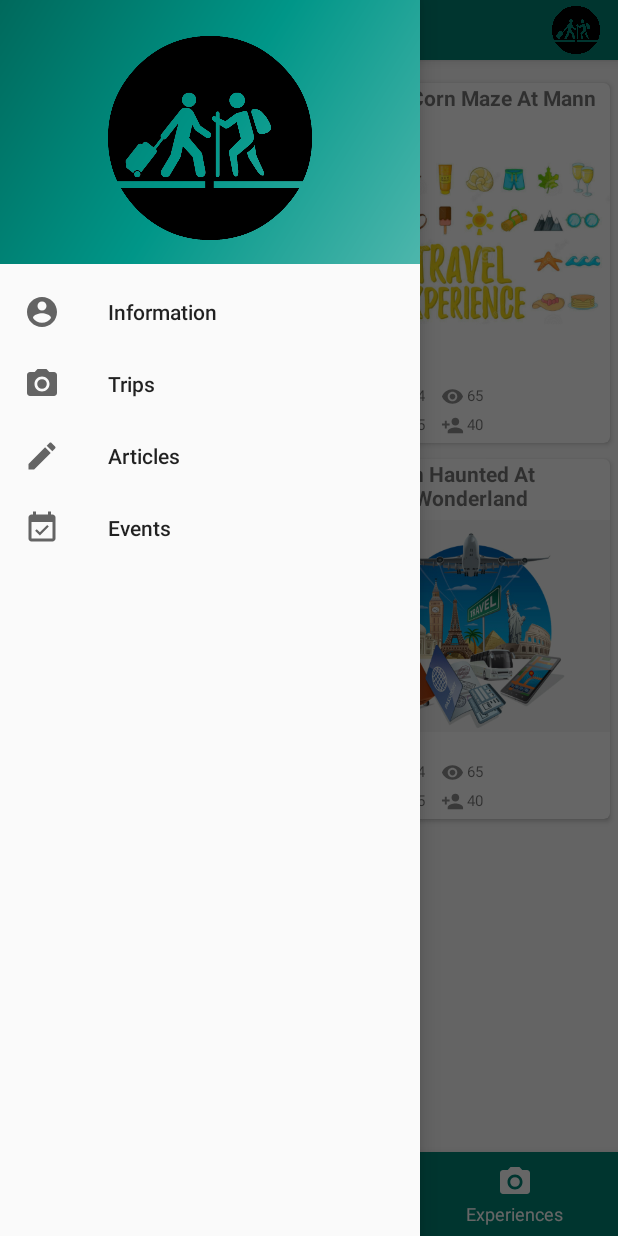
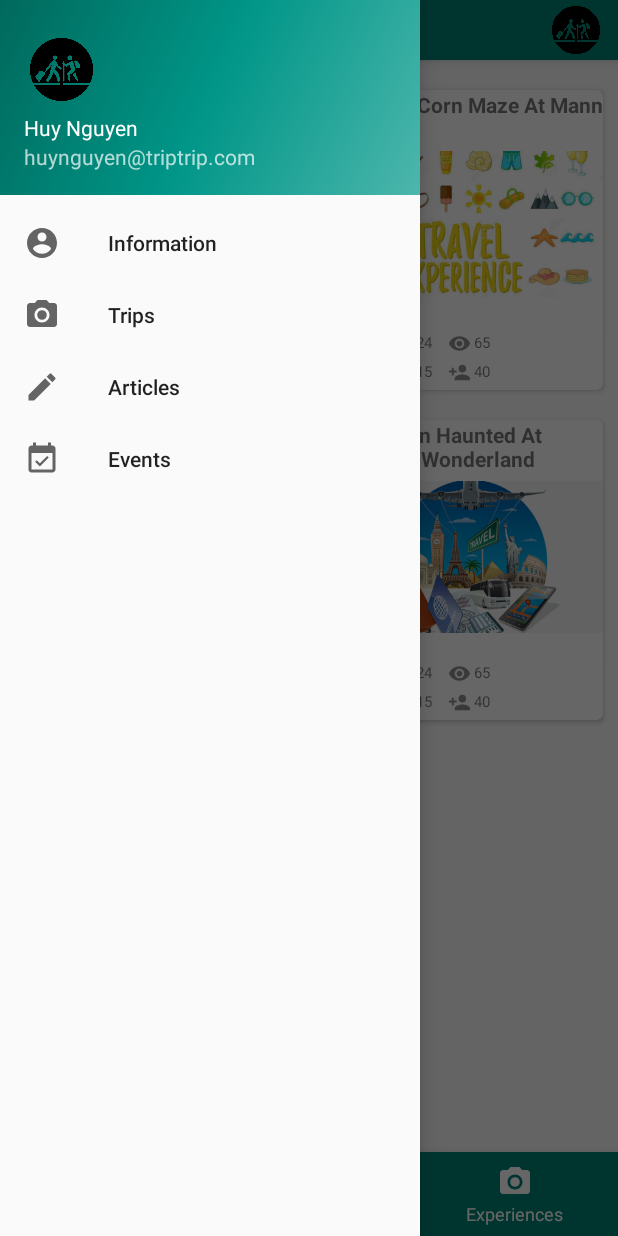
Before and after one commit to huynm1990/trip-trip, an Android app: the fragment ExperienceMaterialFragment placed in its activity, with the side drawer open, on a phone screen of 412 x 824 dp. Run offline under Robolectric (Android 15) with nearby library versions, the phone set to English and light mode, and no system bars.

Commit message:
Change more

```diff
--- a/app/src/main/res/layout/card_experience.xml
+++ b/app/src/main/res/layout/card_experience.xml
@@ -4,8 +4,8 @@
     xmlns:card_view="http://schemas.android.com/apk/res-auto"
     android:id="@+id/card_experience"
     android:layout_width="match_parent"
-    android:layout_height="240dp"
-    android:layout_margin="5dp"
+    android:layout_height="200dp"
+    android:layout_margin="10dp"
     card_view:cardCornerRadius="4dp">
 
     <GridLayout
--- a/app/src/main/res/layout/card_services.xml
+++ b/app/src/main/res/layout/card_services.xml
@@ -4,8 +4,8 @@
     xmlns:card_view="http://schemas.android.com/apk/res-auto"
     android:id="@+id/card_experience"
     android:layout_width="match_parent"
-    android:layout_height="240dp"
-    android:layout_margin="5dp"
+    android:layout_height="200dp"
+    android:layout_margin="10dp"
     card_view:cardCornerRadius="4dp">
 
     <GridLayout
--- a/app/src/main/res/layout/nav_header_main.xml
+++ b/app/src/main/res/layout/nav_header_main.xml
@@ -14,8 +14,8 @@
 
     <ImageView
         android:id="@+id/imageView"
-        android:layout_width="wrap_content"
-        android:layout_height="wrap_content"
+        android:layout_width="50dp"
+        android:layout_height="50dp"
         android:contentDescription="@string/nav_header_desc"
         android:paddingTop="@dimen/nav_header_vertical_spacing"
         app:srcCompat="@drawable/triptrip_logo" />
--- a/app/src/main/res/values/dimens.xml
+++ b/app/src/main/res/values/dimens.xml
@@ -4,5 +4,5 @@
     <dimen name="activity_vertical_margin">16dp</dimen>
     <dimen name="fab_margin">16dp</dimen>
     <dimen name="nav_header_vertical_spacing">8dp</dimen>
-    <dimen name="nav_header_height">176dp</dimen>
+    <dimen name="nav_header_height">130dp</dimen>
 </resources>
```
